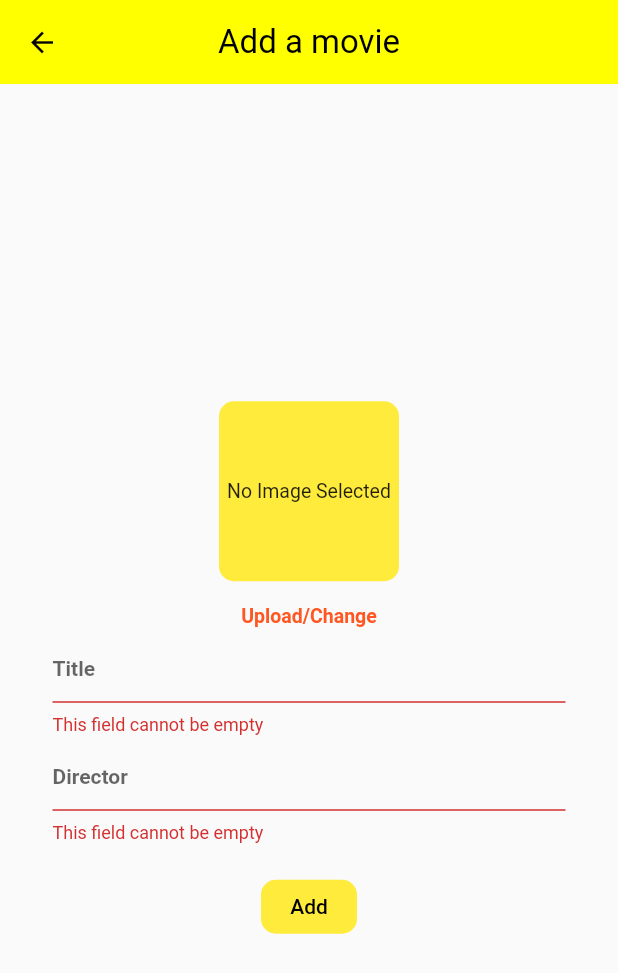
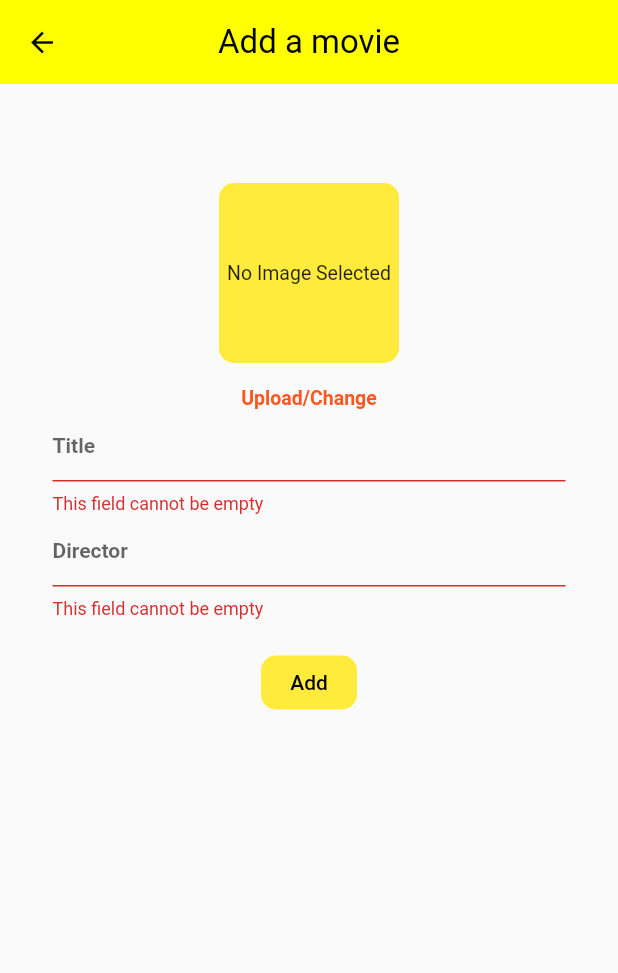
Before and after one commit to SatyamAK/Movie-List, a Flutter app: the AddMovieList screen opened directly, after a tap on "Add", on a phone screen of 412 x 824 dp. Shown: the top 973 px of the screen. Run offline on Flutter 3.47's test engine with Material 2 defaults, Android fonts, the phone set to English and light mode, and no system bars; our stand-ins replace image_picker, sqflite; accounts and stored records are empty.

Commit message:
Rewordked Register page and added dialogue to acknoeledge the operation

```diff
--- a/lib/screens/homescreen/registermovie.dart
+++ b/lib/screens/homescreen/registermovie.dart
@@ -52,7 +52,8 @@ class _AddMovieListState extends State<AddMovieList> {
       ),
       body: Padding(
         padding: EdgeInsets.symmetric(horizontal: 35),
-        child: Center(
+        child: Container(
+          margin: EdgeInsets.only(top:50),
           child: Form(
             key: _key,
             child: SingleChildScrollView(
@@ -102,10 +103,15 @@ class _AddMovieListState extends State<AddMovieList> {
                   ],
                 ),
                 TextFormField(
+                  style: Theme.of(context).inputDecorationTheme.hintStyle,
                     controller: nameController,
                     validator: formValidator,
-                    decoration: InputDecoration(hintText: 'Title')),
+                    decoration: InputDecoration(
+                      hintText: 'Title',
+                    )
+                ),
                 TextFormField(
+                  style: Theme.of(context).inputDecorationTheme.hintStyle,
                   controller: directorController,
                   validator: formValidator,
                   decoration: InputDecoration(hintText: 'Director'),
@@ -119,9 +125,14 @@ class _AddMovieListState extends State<AddMovieList> {
                       movie.name = nameController.text;
                       movie.director = directorController.text;
                       movie.cover = widget.img64;
-                      (widget.isEditing)
-                          ? MovieProvider.instance.updateMovies(movie, widget.ogName!)
-                          : MovieProvider.instance.addMovie(movie);
+                      if(widget.isEditing){
+                        MovieProvider.instance.updateMovies(movie, widget.ogName!);
+                        Utility.showAlertDialog(context, 'Movie was updated');
+                      }
+                      else{
+                        MovieProvider.instance.addMovie(movie);
+                        Utility.showAlertDialog(context, 'Movie Added');
+                      }
                     },
                     child: Text(
                       (widget.isEditing) ? 'Update' : 'Add',
--- a/lib/utils/utility.dart
+++ b/lib/utils/utility.dart
@@ -16,7 +16,7 @@ class Utility {
 
   static showAlertDialog(BuildContext context, String message) {
     Widget okButton = TextButton(
-      child: Text("OK"),
+      child: Text("OK", style: TextStyle(color: Colors.deepOrange),),
       onPressed: () {
         Navigator.pop(context);
       },
```
